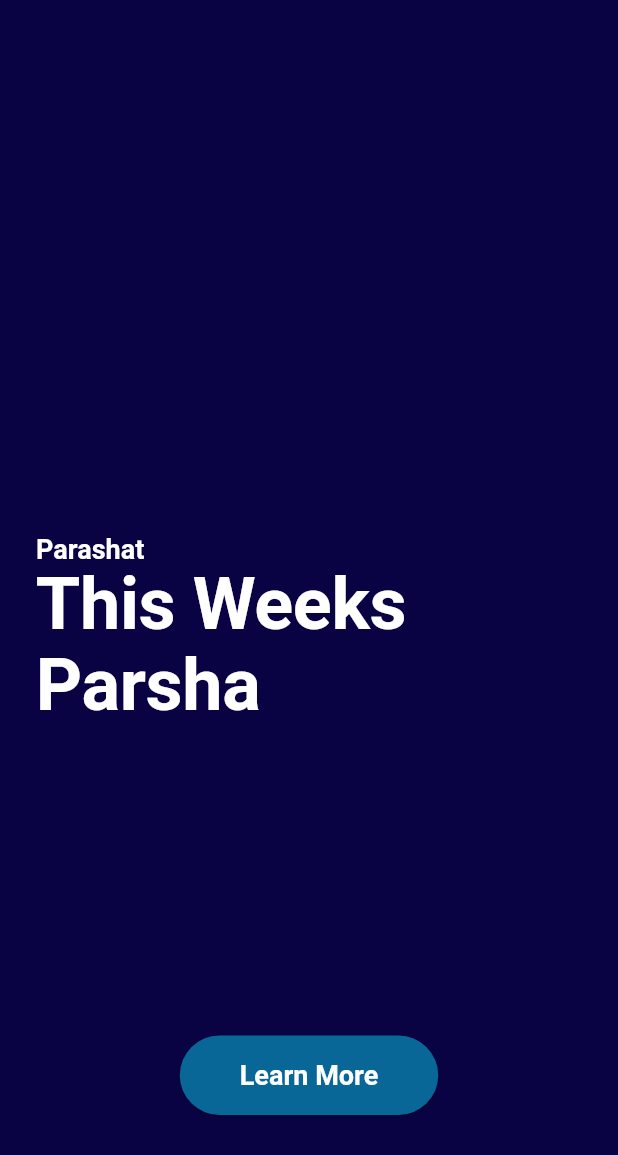
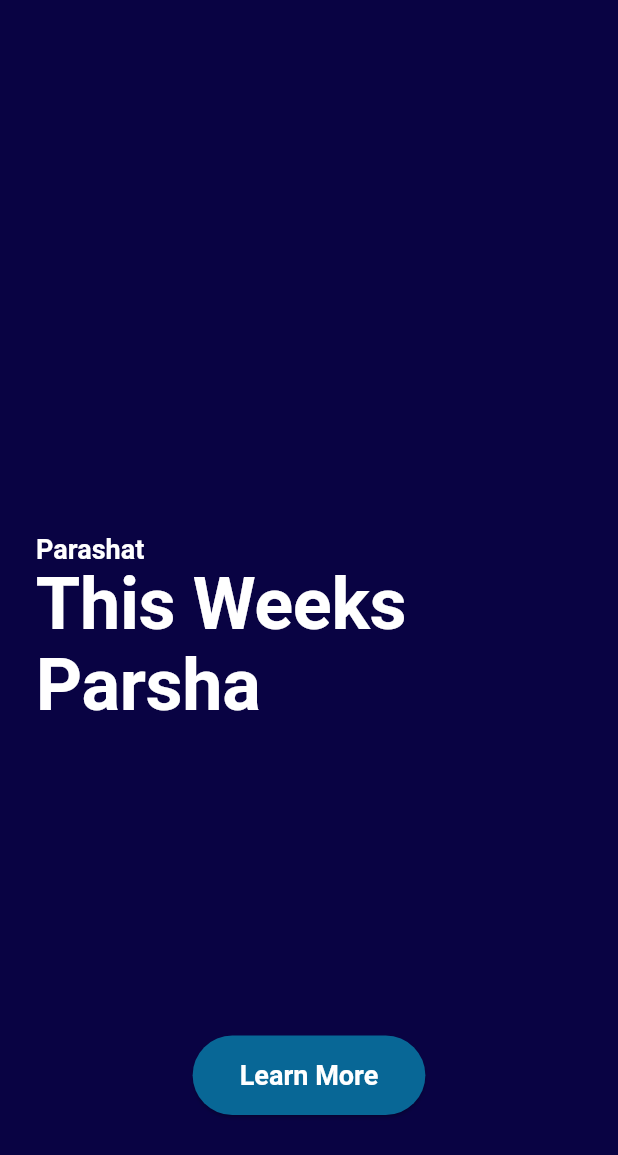
Before and after one commit to jhorwitz3/parsha, a Flutter app: the screen it shows after launch, on a phone screen of 412 x 824 dp. Shown: the top 1155 px of the screen. Run offline on Flutter 3.47's test engine with Material 3 defaults, Android fonts, the phone set to English and light mode, and no system bars; our stand-ins replace cloud_firestore, firebase_core, flutter_dotenv, flutter_riverpod, freezed_annotation, riverpod; accounts and stored records are empty.

Commit message:
update styling

```diff
--- a/lib/main.dart
+++ b/lib/main.dart
@@ -42,7 +42,6 @@ class MyHomePage extends ConsumerWidget {
     final AsyncValue<Parsha> parsha = ref.watch(parshaProvider);
 
     return Scaffold(
-      backgroundColor: Theme.of(context).colorScheme.primary,
       body: Center(
         child: Column(
           mainAxisAlignment: MainAxisAlignment.center,
@@ -68,7 +67,7 @@ class MyHomePage extends ConsumerWidget {
             },
             Center(
               child: ElevatedButton(
-                  // style: ElevatedButton.styleFrom(backgroundColor: Colors.red),
+                  style: ElevatedButton.styleFrom(backgroundColor: Theme.of(context).colorScheme.primary),
                   onPressed: () => Navigator.of(context).pushNamed('/home'),
                   child: Padding(
                     padding: const EdgeInsets.all(16.0),
--- a/lib/style.dart
+++ b/lib/style.dart
@@ -3,16 +3,17 @@ import 'package:flutter/material.dart';
 final ThemeData appTheme = ThemeData(
     colorScheme: const ColorScheme(
         brightness: Brightness.dark,
-        primary: Color(0xff090343),
+        surface: Color(0xff090343),
+        onSurface: Color(0xff090343),
         onPrimary: Color(0xff090343),
         secondary: Colors.white,
         onSecondary: Colors.white,
-        surface: Color(0xff086796),
-        onSurface: Color(0xff086796),
+        primary: Color(0xff086796),
         onError: Colors.red,
         error: Colors.red),
     useMaterial3: true,
     textTheme: const TextTheme(
       displayLarge: TextStyle(color: Colors.white, fontWeight: FontWeight.bold, fontSize: 48),
       displayMedium: TextStyle(color: Colors.white, fontWeight: FontWeight.bold, fontSize: 18),
+      labelLarge: TextStyle(color: Colors.white, fontWeight: FontWeight.bold, fontSize: 24),
     ));
```
Also changed, not shown: lib/screens/characters.dart (+4 -5 lines), lib/screens/description.dart (+5 -6 lines), lib/screens/home.dart (+6 -9 lines).
